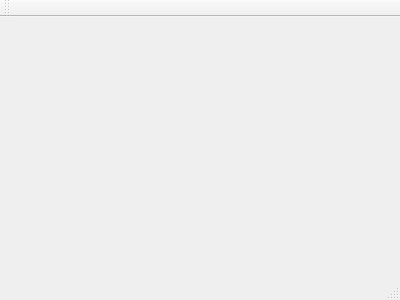
Before: the Qt Designer form ui/offsets.ui in Sunfe/-offsets, drawn with Qt 5.
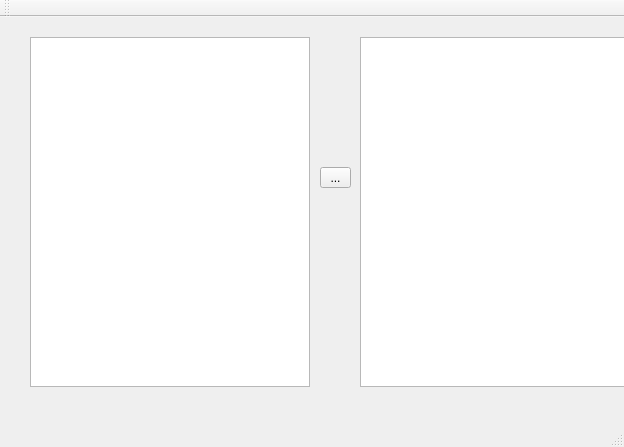
After: the same form once the commit is applied. Icons and pictures are not drawn.

Commit message: add parse signal & slot in qtcreator

Diff of the .ui file:
```diff
--- a/ui/offsets.ui
+++ b/ui/offsets.ui
@@ -1,24 +1,91 @@
 <ui version="4.0">
  <class>Offsets</class>
- <widget class="QMainWindow" name="Offsets" >
-  <property name="geometry" >
+ <widget class="QMainWindow" name="Offsets">
+  <property name="geometry">
    <rect>
     <x>0</x>
     <y>0</y>
-    <width>400</width>
-    <height>300</height>
+    <width>624</width>
+    <height>447</height>
    </rect>
   </property>
   <property name="windowTitle" >
    <string>Offsets</string>
   </property>
-  <widget class="QMenuBar" name="menuBar" />
-  <widget class="QToolBar" name="mainToolBar" />
-  <widget class="QWidget" name="centralWidget" />
-  <widget class="QStatusBar" name="statusBar" />
+  <widget class="QWidget" name="centralWidget">
+   <widget class="QPlainTextEdit" name="src">
+    <property name="geometry">
+     <rect>
+      <x>30</x>
+      <y>20</y>
+      <width>280</width>
+      <height>350</height>
+     </rect>
+    </property>
+   </widget>
+   <widget class="QPlainTextEdit" name="target">
+    <property name="geometry">
+     <rect>
+      <x>360</x>
+      <y>20</y>
+      <width>280</width>
+      <height>350</height>
+     </rect>
+    </property>
+   </widget>
+   <widget class="QToolButton" name="btnParse">
+    <property name="geometry">
+     <rect>
+      <x>320</x>
+      <y>150</y>
+      <width>31</width>
+      <height>21</height>
+     </rect>
+    </property>
+    <property name="text">
+     <string>...</string>
+    </property>
+    <property name="icon">
+     <iconset resource="../offset.qrc">
+      <normaloff>:/offsets/images/arrow_right.png</normaloff>:/offsets/images/arrow_right.png</iconset>
+    </property>
+   </widget>
+  </widget>
+  <widget class="QToolBar" name="mainToolBar">
+   <attribute name="toolBarArea">
+    <enum>TopToolBarArea</enum>
+   </attribute>
+   <attribute name="toolBarBreak">
+    <bool>false</bool>
+   </attribute>
+  </widget>
+  <widget class="QStatusBar" name="statusBar"/>
  </widget>
- <layoutDefault spacing="6" margin="11" />
- <pixmapfunction></pixmapfunction>
- <resources/>
- <connections/>
+ <layoutdefault spacing="6" margin="11"/>
+ <resources>
+  <include location="../offset.qrc"/>
+ </resources>
+ <connections>
+  <connection>
+   <sender>btnParse</sender>
+   <signal>clicked()</signal>
+   <receiver>Offsets</receiver>
+   <slot>parse()</slot>
+   <hints>
+    <hint type="sourcelabel">
+     <x>335</x>
+     <y>173</y>
+    </hint>
+    <hint type="destinationlabel">
+     <x>311</x>
+     <y>223</y>
+    </hint>
+   </hints>
+  </connection>
+ </connections>
+ <slots>
+  <slot>parse()</slot>
+  <slot>on_src_textChanged()</slot>
+  <slot>slot2()</slot>
+ </slots>
 </ui>
```
Left out of the diff: 3 changed lines with no effect on the pictures. The commit also changes 7 other files.
